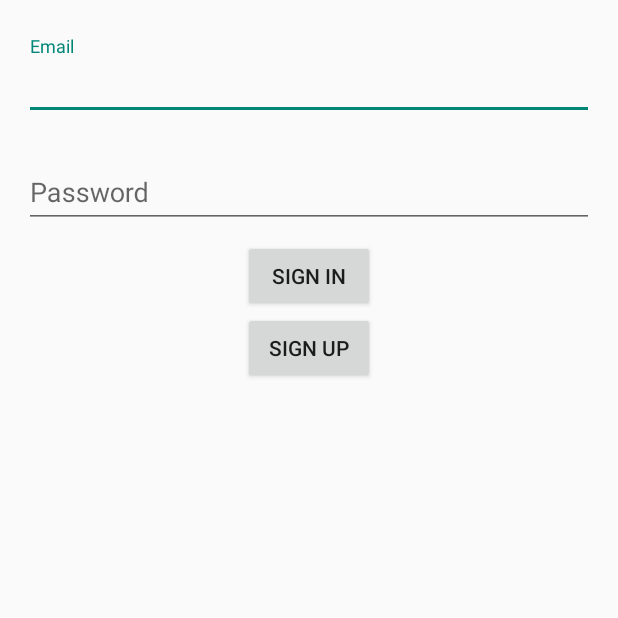
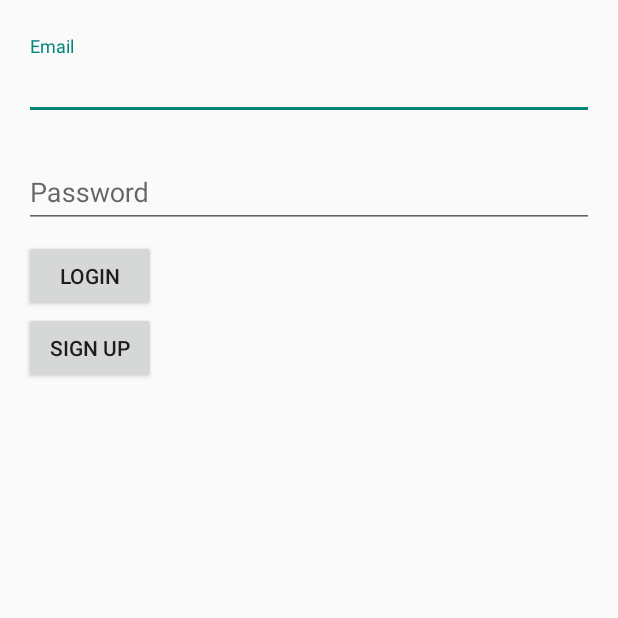
Before and after one commit to jfmxin/bladedb, an Android app: the screen it shows after launch (LoginActivity), on a phone screen of 412 x 824 dp, the top half of it. Run offline under Robolectric (Android 15) with nearby library versions, the phone set to English and light mode, and no system bars; our stand-ins replace ButterKnife, Dagger/Hilt's generated code, Firebase (no records; nobody signed in at launch, a user with empty details on screens opened directly), Timber; 2 statements that could not run were skipped.

Commit message:
Refactoring login stuff so it doesn't look like ass. Also changed some Sign up copy pasta errors.

```diff
--- a/app/build.gradle
+++ b/app/build.gradle
@@ -28,6 +28,7 @@ dependencies {
     apt 'com.google.dagger:dagger-compiler:2.5'
     testCompile 'junit:junit:4.12'
     compile 'com.google.firebase:firebase-auth:9.2.0'
+    compile 'com.google.firebase:firebase-database:9.2.0'
     compile 'com.android.support:appcompat-v7:24.0.0'
     compile 'com.android.support:design:24.0.0'
     compile 'com.jakewharton:butterknife:8.1.0'
--- a/app/src/main/java/com/xin/bladedb/FireBaseComponent.java
+++ b/app/src/main/java/com/xin/bladedb/FireBaseComponent.java
@@ -18,5 +18,5 @@ import dagger.Component;
 })
 public interface FireBaseComponent {
     void inject(LoginActivity loginActivity);
-    void inject(SignUpActivity signUpActivity);
+    void inject(SignUpActivity signupactivity);
 }
--- a/app/src/main/java/com/xin/bladedb/login/LoginActivity.java
+++ b/app/src/main/java/com/xin/bladedb/login/LoginActivity.java
@@ -2,16 +2,15 @@ package com.xin.bladedb.login;
 
 import android.content.Intent;
 import android.os.Bundle;
-import android.support.annotation.NonNull;
 import android.support.v7.app.AppCompatActivity;
 import android.text.method.PasswordTransformationMethod;
+import android.view.View;
 import android.widget.Button;
 import android.widget.EditText;
+import android.widget.LinearLayout;
+import android.widget.ProgressBar;
 import android.widget.Toast;
 
-import com.google.android.gms.tasks.OnCompleteListener;
-import com.google.android.gms.tasks.Task;
-import com.google.firebase.auth.AuthResult;
 import com.google.firebase.auth.FirebaseAuth;
 import com.xin.bladedb.MainActivity;
 import com.xin.bladedb.MainApplication;
@@ -33,20 +32,26 @@ public class LoginActivity extends AppCompatActivity implements LoginView {
     @BindView(R.id.input_password)
     EditText passwordField;
 
-    @BindView(R.id.sign_in)
-    Button signInButton;
+    @BindView(R.id.login)
+    Button loginButton;
 
     @BindView(R.id.sign_up)
-    Button googleSignInButton;
+    Button signUpButton;
+
+    @BindView(R.id.login_progress_bar)
+    ProgressBar progressBar;
+
+    @BindView(R.id.login_container)
+    LinearLayout loginContainer;
+
+    @Inject
+    LoginPresenter loginPresenter;
 
     @Inject
     FirebaseAuth firebaseAuth;
 
     @Inject
     FirebaseAuth.AuthStateListener firebaseListener;
-
-    @Inject
-    LoginPresenter loginPresenter;
 
     @Override
     protected void onCreate(Bundle savedInstanceState) {
@@ -55,6 +60,7 @@ public class LoginActivity extends AppCompatActivity implements LoginView {
         ButterKnife.bind(this);
         passwordField.setTransformationMethod(new PasswordTransformationMethod());
         ((MainApplication) getApplication()).getFireBaseComponent().inject(this);
+        loginPresenter.setView(this);
     }
 
     @Override
@@ -73,39 +79,41 @@ public class LoginActivity extends AppCompatActivity implements LoginView {
 
     @Override
     public void hideProgress() {
-
+        loginContainer.setVisibility(View.VISIBLE);
+        progressBar.setVisibility(View.GONE);
     }
 
     @Override
     public void showProgress() {
-
+        loginContainer.setVisibility(View.GONE);
+        progressBar.setVisibility(View.VISIBLE);
     }
 
     @Override
     public void showErrorMessage(String message) {
-
+        Toast.makeText(this, message, Toast.LENGTH_SHORT).show();
     }
 
-    @OnClick(R.id.sign_in)
-    public void signIn() {
-        final String email = emailField.getText().toString();
-        final String password = passwordField.getText().toString();
-        firebaseAuth.signInWithEmailAndPassword(email, password)
-                .addOnCompleteListener(this, new OnCompleteListener<AuthResult>() {
-                    @Override
-                    public void onComplete(@NonNull Task<AuthResult> task) {
-                        Timber.d("Signed in with Email: %s", task.isSuccessful());
+    @Override
+    public void continueToMainActivity() {
+        Intent intent = new Intent(this, MainActivity.class);
+        startActivity(intent);
+        finish();
+    }
 
-                        // If sign in fails, display a message to the user. If sign in succeeds
-                        // the auth state listener will be notified and logic to handle the
-                        // signed in user can be handled in the listener.
-                        if (!task.isSuccessful()) {
-                            Toast.makeText(LoginActivity.this, "Authentication failed.", Toast.LENGTH_SHORT).show();
-                        } else {
-                            continueToMainActivity();
-                        }
-                    }
-                });
+    @Override
+    public void showEmailWarning(String message) {
+        emailField.setError(message);
+    }
+
+    @Override
+    public void showPasswordWarning(String message) {
+        passwordField.setError(message);
+    }
+
+    @OnClick(R.id.login)
+    public void login() {
+        loginPresenter.login(emailField.getText().toString(), passwordField.getText().toString());
     }
 
     @OnClick(R.id.sign_up)
@@ -114,11 +122,6 @@ public class LoginActivity extends AppCompatActivity implements LoginView {
         startActivityForResult(intent, SignUpActivity.SIGN_UP);
     }
 
-    public void continueToMainActivity() {
-        Intent intent = new Intent(this, MainActivity.class);
-        startActivity(intent);
-        finish();
-    }
 
     @Override
     protected void onActivityResult(int requestCode, int resultCode, Intent data) {
--- a/app/src/main/java/com/xin/bladedb/login/LoginPresenter.java
+++ b/app/src/main/java/com/xin/bladedb/login/LoginPresenter.java
@@ -1,6 +1,15 @@
 package com.xin.bladedb.login;
 
+import android.support.annotation.NonNull;
+
+import com.google.android.gms.tasks.OnCompleteListener;
+import com.google.android.gms.tasks.Task;
+import com.google.firebase.auth.AuthResult;
+import com.google.firebase.auth.FirebaseAuth;
+
 import javax.inject.Inject;
+
+import timber.log.Timber;
 
 /**
  * Created by Xin on 7/4/2016.
@@ -8,15 +17,46 @@ import javax.inject.Inject;
 public class LoginPresenter {
 
     @Inject
-    public LoginPresenter(){
+    FirebaseAuth firebaseAuth;
+
+    LoginView loginView;
+
+    @Inject
+    public LoginPresenter() {
 
     }
 
-    public void setView(LoginView loginView){
-
+    public void setView(LoginView loginView) {
+        this.loginView = loginView;
     }
 
-    public void login(String username, String password){
+    public void login(String email, String password) {
+        loginView.showProgress();
+        boolean validInput = true;
+        if (email.isEmpty()) {
+            loginView.showEmailWarning("Email cannot be empty!");
+        }
+        if (password.isEmpty()) {
+            loginView.showPasswordWarning("Password cannot be empty!");
+        }
+        if (validInput) {
+            firebaseAuth.signInWithEmailAndPassword(email, password)
+                    .addOnCompleteListener(new OnCompleteListener<AuthResult>() {
+                        @Override
+                        public void onComplete(@NonNull Task<AuthResult> task) {
+                            loginView.hideProgress();
+                            Timber.d("Signed in with Email: %s", task.isSuccessful());
 
+                            // If sign in fails, display a message to the user. If sign in succeeds
+                            // the auth state listener will be notified and logic to handle the
+                            // signed in user can be handled in the listener.
+                            if (!task.isSuccessful()) {
+                                loginView.showErrorMessage("Authentication failed.");
+                            } else {
+                                loginView.continueToMainActivity();
+                            }
+                        }
+                    });
+        }
     }
 }
--- a/app/src/main/java/com/xin/bladedb/login/LoginView.java
+++ b/app/src/main/java/com/xin/bladedb/login/LoginView.java
@@ -7,4 +7,7 @@ public interface LoginView {
     void hideProgress();
     void showProgress();
     void showErrorMessage(String message);
+    void continueToMainActivity();
+    void showEmailWarning(String message);
+    void showPasswordWarning(String message);
 }
--- a/app/src/main/java/com/xin/bladedb/signup/SignUpPresenter.java
+++ b/app/src/main/java/com/xin/bladedb/signup/SignUpPresenter.java
@@ -12,7 +12,7 @@ public class SignUpPresenter {
 
     }
 
-    public void setView(SignUpView loginView){
+    public void setView(SignUpView signUpView){
 
     }
 
--- a/app/src/main/java/com/xin/bladedb/signup/SignupActivity.java
+++ b/app/src/main/java/com/xin/bladedb/signup/SignupActivity.java
@@ -17,7 +17,6 @@ import com.google.firebase.auth.FirebaseAuth;
 import com.xin.bladedb.MainApplication;
 import com.xin.bladedb.R;
 import com.xin.bladedb.login.LoginPresenter;
-import com.xin.bladedb.login.LoginView;
 
 import javax.inject.Inject;
 
@@ -26,7 +25,7 @@ import butterknife.ButterKnife;
 import butterknife.OnClick;
 import timber.log.Timber;
 
-public class SignUpActivity extends AppCompatActivity implements LoginView {
+public class SignUpActivity extends AppCompatActivity implements SignUpView {
 
     public static final int SIGN_UP = 10;
 
--- a/app/src/main/res/layout/activity_login.xml
+++ b/app/src/main/res/layout/activity_login.xml
@@ -1,15 +1,27 @@
 <?xml version="1.0" encoding="utf-8"?>
-<LinearLayout xmlns:android="http://schemas.android.com/apk/res/android"
+<FrameLayout xmlns:android="http://schemas.android.com/apk/res/android"
     xmlns:tools="http://schemas.android.com/tools"
     android:layout_width="match_parent"
     android:layout_height="match_parent"
     android:gravity="center_horizontal"
-    android:orientation="vertical"
     android:paddingBottom="@dimen/activity_vertical_margin"
     android:paddingLeft="@dimen/activity_horizontal_margin"
     android:paddingRight="@dimen/activity_horizontal_margin"
     android:paddingTop="@dimen/activity_vertical_margin"
     tools:context=".login.LoginActivity">
+
+    <ProgressBar
+        android:id="@+id/login_progress_bar"
+        android:layout_width="wrap_content"
+        android:layout_height="wrap_content"
+        android:visibility="gone" />
+
+    <LinearLayout
+        android:id="@+id/login_container"
+        android:layout_width="match_parent"
+        android:layout_height="wrap_content"
+        android:orientation="vertical">
+
         <!-- Email Label -->
         <android.support.design.widget.TextInputLayout
             android:layout_width="match_parent"
@@ -40,14 +52,15 @@
         </android.support.design.widget.TextInputLayout>
 
         <Button
-        android:text="Sign In"
-        android:id="@+id/sign_in"
+            android:id="@+id/login"
             android:layout_width="wrap_content"
-        android:layout_height="wrap_content" />
+            android:layout_height="wrap_content"
+            android:text="Login" />
 
         <Button
-        android:text="Sign Up"
             android:id="@+id/sign_up"
             android:layout_width="wrap_content"
-        android:layout_height="wrap_content" />
+            android:layout_height="wrap_content"
+            android:text="Sign Up" />
     </LinearLayout>
+</FrameLayout>
```
Lines whose indentation alone changed are shown as unchanged.
